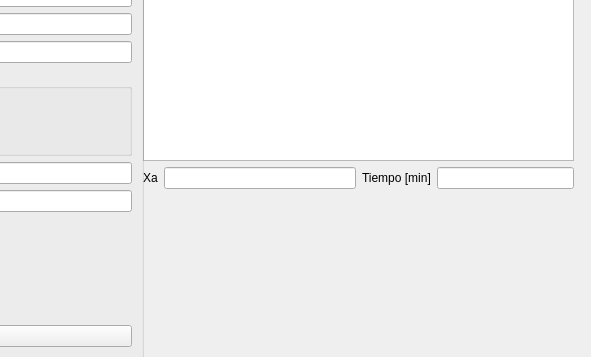
Qt form ventanas/reac_adiabatico.ui (elCaxper/calculo-de-reactores) before a commit; both pictures show x 197 to 788 and y 232 to 589 of the 788 by 589 pixel window.
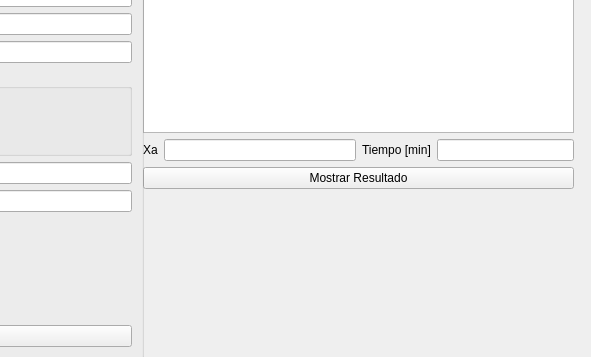
The same form after that commit. Custom widgets are drawn as their Qt base class.

Diff of the .ui file:
```diff
--- a/ventanas/reac_adiabatico.ui
+++ b/ventanas/reac_adiabatico.ui
@@ -58,6 +58,13 @@
       </item>
      </layout>
     </item>
+    <item>
+     <widget class="QPushButton" name="btn_mostrar_resultado">
+      <property name="text">
+       <string>Mostrar Resultado</string>
+      </property>
+     </widget>
+    </item>
    </layout>
   </widget>
   <widget class="QGroupBox" name="groupBox_2">
```
Left out of the diff: 4 changed lines with no effect on the pictures.
